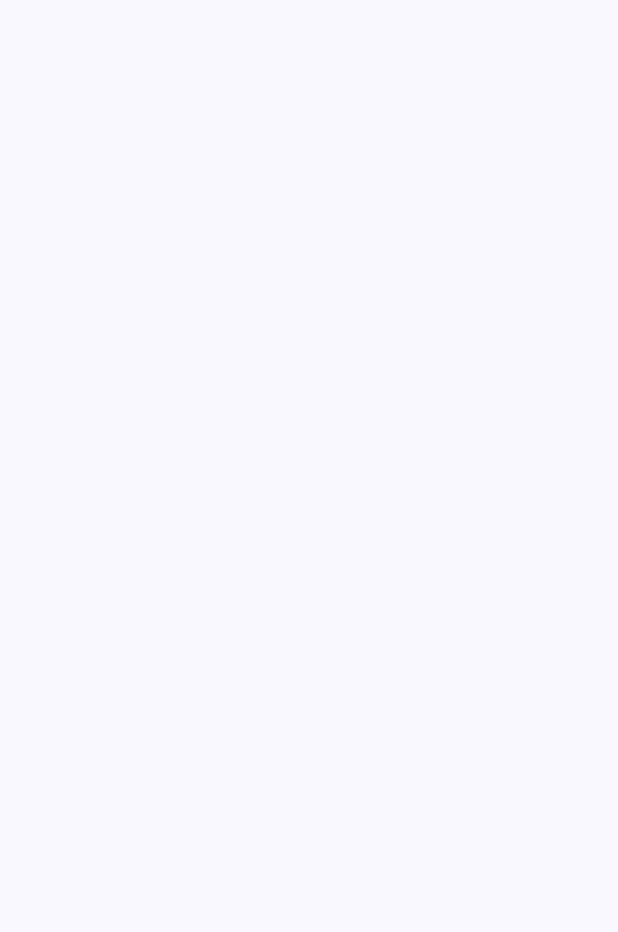
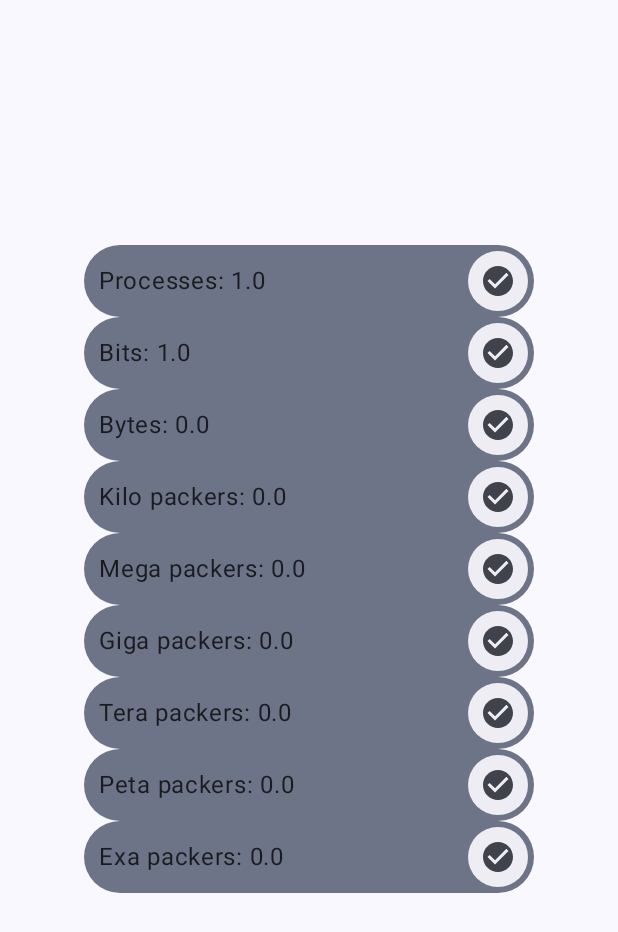
Before and after one commit to NydusBorn/Server-Load, an Android app built with Jetpack Compose: the BuildingScreen screen opened through its navigation route, on a phone screen of 412 x 824 dp. Before the commit the part shown is empty. Shown: the top 932 px of the screen. Run offline under Robolectric (Android 15) with nearby library versions, the light colour scheme and no system bars.

Commit message:
Preliminary building screen

```diff
--- a/Android/app/src/main/java/com/nydus/example/server_load_android/Models.kt
+++ b/Android/app/src/main/java/com/nydus/example/server_load_android/Models.kt
@@ -1,9 +1,17 @@
 package com.nydus.example.server_load_android
 
+import androidx.compose.runtime.MutableFloatState
 import androidx.compose.ui.graphics.vector.ImageVector
+import java.lang.ref.Reference
 
 data class navItem(
     val label: String,
     val icon: ImageVector,
     val route: String
 )
+
+data class Building(
+    var label: String,
+    val checkNum: Int,
+    val reference: MutableFloatState
+)
--- a/Android/app/src/main/java/com/nydus/example/server_load_android/Screens/BuildingScreen.kt
+++ b/Android/app/src/main/java/com/nydus/example/server_load_android/Screens/BuildingScreen.kt
@@ -1,33 +1,83 @@
 package com.nydus.example.server_load_android.Screens
 
+import android.graphics.Paint.Align
+import androidx.compose.foundation.background
+import androidx.compose.foundation.border
 import androidx.compose.foundation.layout.Arrangement
+import androidx.compose.foundation.layout.Box
 import androidx.compose.foundation.layout.Column
+import androidx.compose.foundation.layout.Row
 import androidx.compose.foundation.layout.fillMaxSize
+import androidx.compose.foundation.layout.offset
+import androidx.compose.foundation.layout.width
+import androidx.compose.foundation.shape.CircleShape
+import androidx.compose.foundation.shape.RoundedCornerShape
+import androidx.compose.material.icons.Icons
+import androidx.compose.material.icons.filled.CheckCircle
+import androidx.compose.material3.Button
+import androidx.compose.material3.FilledIconToggleButton
+import androidx.compose.material3.Icon
+import androidx.compose.material3.MaterialTheme
+import androidx.compose.material3.Text
 import androidx.compose.runtime.Composable
 import androidx.compose.runtime.LaunchedEffect
 import androidx.compose.ui.Alignment
 import androidx.compose.ui.Modifier
+import androidx.compose.ui.draw.clip
+import androidx.compose.ui.graphics.vector.ImageVector
+import androidx.compose.ui.modifier.modifierLocalMapOf
 import androidx.compose.ui.platform.LocalLifecycleOwner
+import androidx.compose.ui.unit.Dp
+import com.nydus.example.server_load_android.Constants
 import com.nydus.example.server_load_android.GameState
 import com.nydus.example.server_load_android.ServerRequest
 import com.nydus.example.server_load_android.ServerRequestType
 import java.time.Instant
 
 @Composable
-fun BuildingScreen(){
-    LaunchedEffect(LocalLifecycleOwner.current){
-        GameState.requestQueue.add(ServerRequest(ServerRequestType.update, Instant.now(), GameState::update))
+fun BuildingScreen() {
+    LaunchedEffect(LocalLifecycleOwner.current) {
+        GameState.requestQueue.add(
+            ServerRequest(
+                ServerRequestType.update,
+                Instant.now(),
+                GameState::update
+            )
+        )
     }
     Column(
         verticalArrangement = Arrangement.Center,
         horizontalAlignment = Alignment.CenterHorizontally,
         modifier = Modifier.fillMaxSize()
     ) {
+        Constants.BuildingItems.forEach {
+            val localBuild = it.checkNum
+            Box(
+                modifier = Modifier
+                    .width(Dp(300f))
+                    .clip(
+                        CircleShape
+                    )
+                    .background(MaterialTheme.colorScheme.secondaryContainer)
+            ) {
+                Text(
+                    text = "${it.label}: ${it.reference.floatValue}",
+                    modifier = Modifier
+                        .align(Alignment.CenterStart)
+                        .offset(x = Dp(10f), y = Dp(0f))
+                )
+                FilledIconToggleButton(
+                    checked = GameState.FocusedBuilding.intValue == localBuild,
+                    modifier = Modifier.align(Alignment.CenterEnd),
+                    onCheckedChange = {
+                        GameState.FocusedBuilding.intValue = localBuild
+                        GameState.FocusBuildingRequestInProgress = true
+                        GameState.requestQueue.add(ServerRequest(ServerRequestType.setFocusedBuilding, Instant.now(), GameState::setFocusedBuilding))
+                    }) {
+                    Icon(imageVector = Icons.Default.CheckCircle, contentDescription = "check")
+                }
+            }
+        }
 
     }
 }
-
-@Composable
-fun buildingItem(){
-
-}
--- a/Android/app/src/main/java/com/nydus/example/server_load_android/Screens/InstanceScreen.kt
+++ b/Android/app/src/main/java/com/nydus/example/server_load_android/Screens/InstanceScreen.kt
@@ -102,7 +102,7 @@ fun InstanceScreen() {
                     }
                     GlobalScope.run {
                         async {
-                            GameState.requestResolver.invoke()
+                            GameState.currentHandler = launch { GameState.requestResolver.invoke() }
                         }
                     }
                     return@async
@@ -202,7 +202,7 @@ fun InstanceScreen() {
                     }
                     GlobalScope.run {
                         async {
-                            GameState.requestResolver.invoke()
+                            GameState.currentHandler = launch { GameState.requestResolver.invoke() }
                         }
                     }
                 } catch (e: Exception) {
--- a/Android/build.gradle.kts
+++ b/Android/build.gradle.kts
@@ -1,5 +1,5 @@
 // Top-level build file where you can add configuration options common to all sub-projects/modules.
 plugins {
-    id("com.android.application") version "8.1.4" apply false
+    id("com.android.application") version "8.2.0" apply false
     id("org.jetbrains.kotlin.android") version "1.8.10" apply false
 }
```
Also changed, not shown: Android/app/src/main/java/com/nydus/example/server_load_android/Constants.kt (+11 -0 lines), Android/app/src/main/java/com/nydus/example/server_load_android/GameState.kt (+6 -1 lines), Android/app/src/main/java/com/nydus/example/server_load_android/Screens/SettingScreen.kt (+7 -0 lines), Android/gradle/wrapper/gradle-wrapper.properties.
